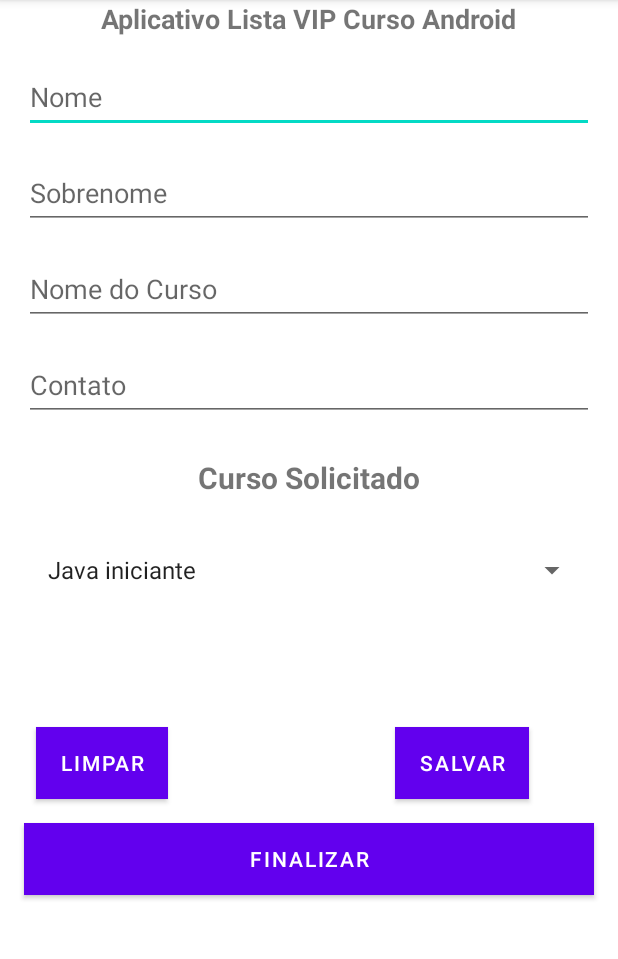
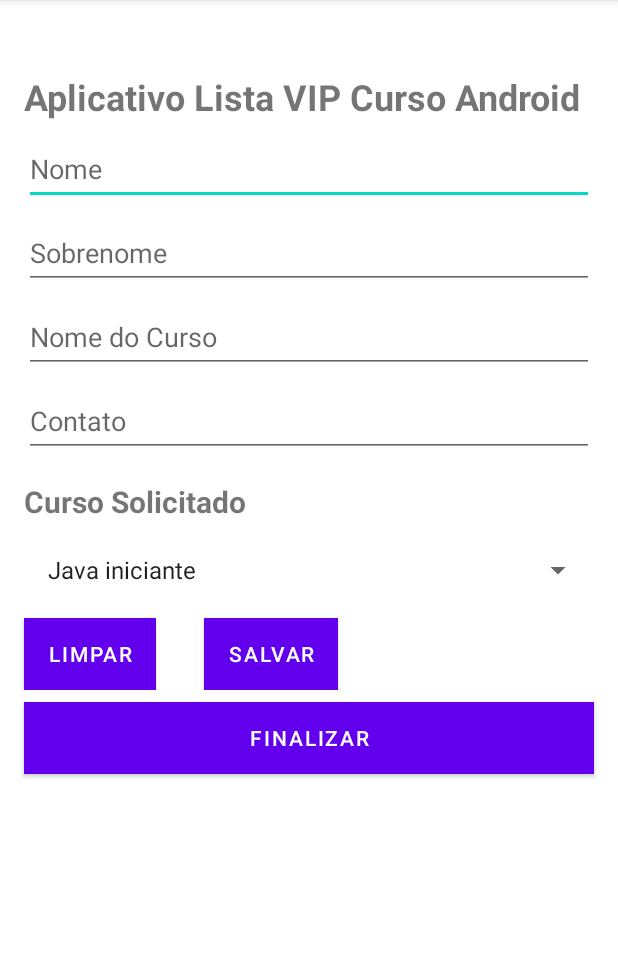
Before and after one commit to JoabeRochadel/AppListaCursoAndroid, an Android app: the screen it shows after launch (MainActivity), on a phone screen of 412 x 824 dp, the part 84-1043 px from its top. Run offline under Robolectric (Android 15) with nearby library versions, the phone set to English and light mode, and no system bars.

Commit message:
criacao de layout com spinner curso solicitado

```diff
--- a/app/src/main/java/devandroid/joabe/applistacurso/view/MainActivity.java
+++ b/app/src/main/java/devandroid/joabe/applistacurso/view/MainActivity.java
@@ -36,7 +36,7 @@ public class MainActivity extends AppCompatActivity {
     @Override
     protected void onCreate(Bundle savedInstanceState) {
         super.onCreate(savedInstanceState);
-        setContentView(R.layout.activity_main);
+        setContentView(R.layout.activity_main_spinner);
         personController = new PersonController(MainActivity.this);
         requestedCourseController = new RequestedCourseController();
         person = new Person();
--- /dev/null
+++ b/app/src/main/res/layout/activity_main_spinner.xml
@@ -0,0 +1,131 @@
+<?xml version="1.0" encoding="utf-8"?>
+<androidx.appcompat.widget.LinearLayoutCompat xmlns:android="http://schemas.android.com/apk/res/android"
+    xmlns:app="http://schemas.android.com/apk/res-auto"
+    xmlns:tools="http://schemas.android.com/tools"
+    android:layout_width="match_parent"
+    android:layout_height="match_parent"
+    android:orientation="vertical"
+    tools:context=".view.MainActivity">
+
+
+    <TextView
+        android:id="@+id/txtTitle"
+        android:layout_width="match_parent"
+        android:layout_height="wrap_content"
+        android:layout_gravity="center_horizontal"
+        android:layout_marginStart="16dp"
+        android:layout_marginTop="48dp"
+        android:layout_marginEnd="16dp"
+        android:text="@string/txt_title"
+        android:textSize="24sp"
+        android:textStyle="bold" />
+
+    <EditText
+        android:id="@+id/editFirstName"
+        android:layout_width="match_parent"
+        android:layout_height="48dp"
+        android:layout_marginStart="16dp"
+        android:layout_marginTop="8dp"
+        android:layout_marginEnd="16dp"
+        android:ems="10"
+        android:hint="@string/txt_hint_first_name"
+        android:importantForAutofill="no"
+        android:inputType="textPersonName" />
+
+    <EditText
+        android:id="@+id/editSecondName"
+        android:layout_width="match_parent"
+        android:layout_height="48dp"
+        android:layout_marginStart="16dp"
+        android:layout_marginTop="8dp"
+        android:layout_marginEnd="16dp"
+        android:ems="10"
+        android:hint="@string/txt_hint_second_name"
+        android:importantForAutofill="no"
+        android:inputType="textPersonName" />
+
+    <EditText
+        android:id="@+id/editCourse"
+        android:layout_width="match_parent"
+        android:layout_height="48dp"
+        android:layout_marginStart="16dp"
+        android:layout_marginTop="8dp"
+        android:layout_marginEnd="16dp"
+        android:ems="10"
+        android:hint="@string/txt_hint_course_name"
+        android:importantForAutofill="no"
+        android:inputType="textPersonName" />
+
+    <EditText
+        android:id="@+id/editContact"
+        android:layout_width="match_parent"
+        android:layout_height="48dp"
+        android:layout_marginStart="16dp"
+        android:layout_marginTop="8dp"
+        android:layout_marginEnd="16dp"
+        android:ems="10"
+        android:hint="@string/txt_hint_contact"
+        android:importantForAutofill="no"
+        android:inputType="textPersonName" />
+
+    <TextView
+        android:id="@+id/txtSpinnerList"
+        android:layout_width="match_parent"
+        android:layout_height="wrap_content"
+        android:layout_marginStart="16dp"
+        android:layout_marginTop="16dp"
+        android:layout_marginEnd="16dp"
+        android:text="@string/txt_hint_requested_course"
+        android:textSize="20sp"
+        android:textStyle="bold" />
+
+    <Spinner
+        android:id="@+id/spinner"
+        android:layout_width="match_parent"
+        android:layout_height="wrap_content"
+        android:layout_marginStart="16dp"
+        android:layout_marginTop="8dp"
+        android:layout_marginEnd="16dp" />
+
+    <androidx.appcompat.widget.LinearLayoutCompat
+        android:layout_width="wrap_content"
+        android:layout_height="wrap_content"
+        android:orientation="horizontal">
+
+        <Button
+            android:id="@+id/buttonClean"
+            android:layout_width="wrap_content"
+            android:layout_height="wrap_content"
+            android:layout_marginStart="16dp"
+            android:layout_marginTop="8dp"
+            android:layout_marginEnd="16dp"
+            android:background="@color/colorButton"
+            android:importantForAutofill="no"
+            android:text="@string/button_clean" />
+
+        <Button
+            android:id="@+id/buttonSave"
+            android:layout_width="wrap_content"
+            android:layout_height="wrap_content"
+            android:layout_marginStart="16dp"
+            android:layout_marginTop="8dp"
+            android:layout_marginEnd="16dp"
+            android:background="@color/colorButton"
+            android:text="@string/button_save" />
+
+    </androidx.appcompat.widget.LinearLayoutCompat>
+
+
+
+    <Button
+        android:id="@+id/buttonFinish"
+        android:layout_width="match_parent"
+        android:layout_height="wrap_content"
+        android:layout_marginStart="16dp"
+        android:layout_marginTop="8dp"
+        android:layout_marginEnd="16dp"
+        android:background="@color/colorButton"
+        android:text="@string/button_finish"
+        tools:ignore="VisualLintButtonSize" />
+
+</androidx.appcompat.widget.LinearLayoutCompat>
```
